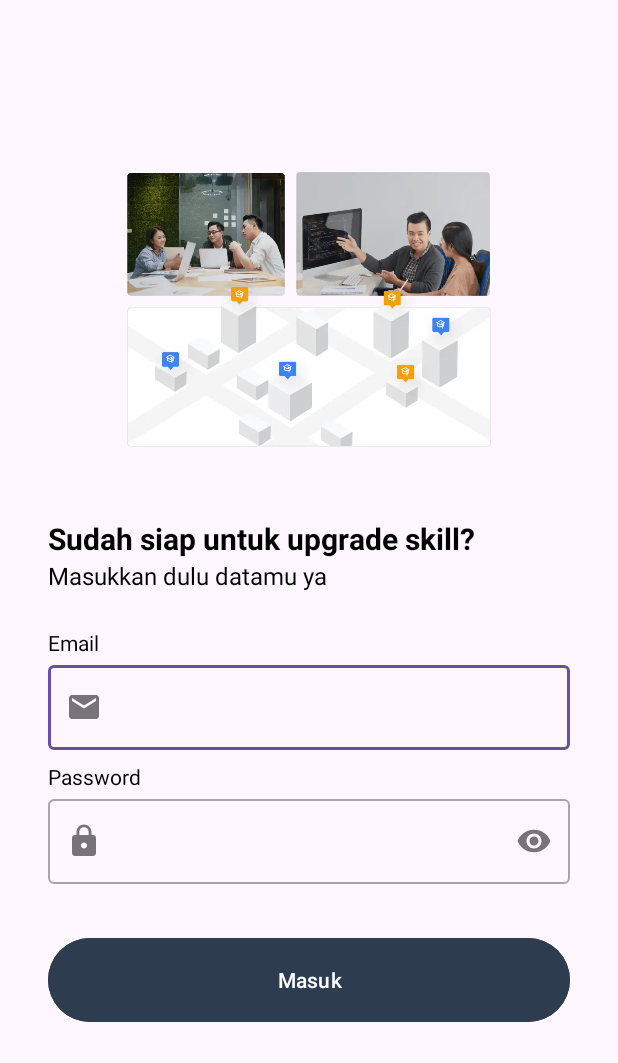
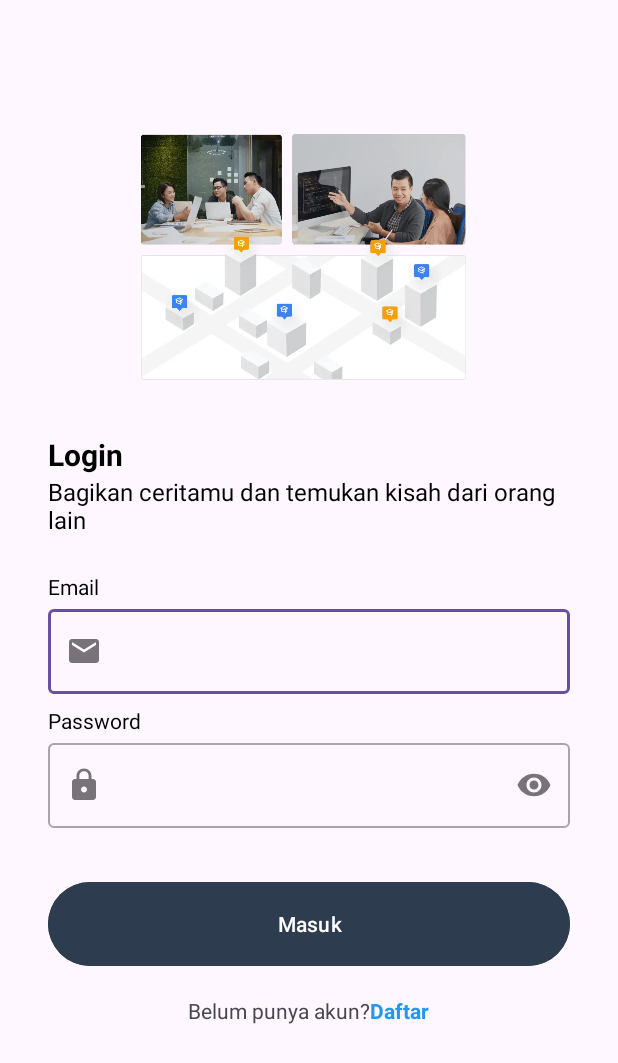
Before and after one commit to asaayuti/story-app, an Android app: the LoginActivity screen opened directly, with no data from a screen before it, on a phone screen of 412 x 824 dp. Shown: the top 1063 px of the screen. Run offline under Robolectric (Android 15) with nearby library versions, the light colour scheme and no system bars.

Commit message:
add button login on register activity and button register on login activity

```diff
--- a/app/src/main/java/com/example/storyapp/view/login/LoginActivity.kt
+++ b/app/src/main/java/com/example/storyapp/view/login/LoginActivity.kt
@@ -1,5 +1,6 @@
 package com.example.storyapp.view.login
 
+import android.animation.ObjectAnimator
 import android.content.Intent
 import android.os.Bundle
 import android.view.View
@@ -11,6 +12,7 @@ import com.example.storyapp.data.api.response.LoginResult
 import com.example.storyapp.databinding.ActivityLoginBinding
 import com.example.storyapp.utils.ViewModelFactory
 import com.example.storyapp.view.main.MainActivity
+import com.example.storyapp.view.signup.SignupActivity
 
 class LoginActivity : AppCompatActivity() {
     private val viewModel by viewModels<LoginViewModel> {
@@ -26,6 +28,16 @@ class LoginActivity : AppCompatActivity() {
         supportActionBar?.hide()
 
         setupAction()
+        playAnimation()
+    }
+
+    private fun playAnimation() {
+        ObjectAnimator.ofFloat(binding.imageView, View.TRANSLATION_X, -30f, 30f).apply {
+            duration = 6000
+            repeatCount = ObjectAnimator.INFINITE
+            repeatMode = ObjectAnimator.REVERSE
+        }.start()
+
     }
 
     private fun setupAction() {
@@ -73,6 +85,12 @@ class LoginActivity : AppCompatActivity() {
                 }
             }
         }
+
+        binding.tvRegister.setOnClickListener {
+            startActivity(Intent(this, SignupActivity::class.java))
+            finish()
+        }
+
     }
 
     private fun showLoading(isLoading: Boolean) {
--- a/app/src/main/res/layout/activity_login.xml
+++ b/app/src/main/res/layout/activity_login.xml
@@ -1,10 +1,14 @@
 <?xml version="1.0" encoding="utf-8"?>
-<androidx.constraintlayout.widget.ConstraintLayout xmlns:android="http://schemas.android.com/apk/res/android"
+<ScrollView xmlns:android="http://schemas.android.com/apk/res/android"
     xmlns:app="http://schemas.android.com/apk/res-auto"
     xmlns:tools="http://schemas.android.com/tools"
     android:layout_width="match_parent"
     android:layout_height="match_parent"
     tools:context=".view.login.LoginActivity">
+
+    <androidx.constraintlayout.widget.ConstraintLayout
+        android:layout_width="match_parent"
+        android:layout_height="wrap_content">
 
         <com.google.android.material.progressindicator.LinearProgressIndicator
             android:id="@+id/progressIndicator"
@@ -87,8 +91,7 @@
                 android:layout_height="wrap_content"
                 android:autofillHints="emailAddress"
                 android:ems="10"
-            android:inputType="textEmailAddress"
-            tools:ignore="SpeakableTextPresentCheck" />
+                android:inputType="textEmailAddress" />
         </com.google.android.material.textfield.TextInputLayout>
 
         <TextView
@@ -138,6 +141,30 @@
             app:layout_constraintStart_toStartOf="parent"
             app:layout_constraintTop_toBottomOf="@+id/passwordEditTextLayout" />
 
+        <LinearLayout
+            android:layout_width="match_parent"
+            android:layout_height="wrap_content"
+            android:layout_marginTop="16dp"
+            android:gravity="center"
+            android:orientation="horizontal"
+            app:layout_constraintTop_toBottomOf="@+id/loginButton">
+
+            <TextView
+                android:layout_width="wrap_content"
+                android:layout_height="wrap_content"
+                android:text="@string/belum_punya_akun" />
+
+            <TextView
+                android:id="@+id/tvRegister"
+                android:layout_width="wrap_content"
+                android:layout_height="match_parent"
+                android:clickable="true"
+                android:focusable="true"
+                android:text="@string/daftar"
+                android:textColor="#2196F3"
+                android:textStyle="bold" />
+        </LinearLayout>
+
         <androidx.constraintlayout.widget.Guideline
             android:id="@+id/guidelineHorizontal"
             android:layout_width="wrap_content"
@@ -155,5 +182,7 @@
             app:layout_constraintEnd_toEndOf="parent"
             app:layout_constraintGuide_percent="0.1"
             app:layout_constraintStart_toStartOf="parent" />
+    </androidx.constraintlayout.widget.ConstraintLayout>
 
-</androidx.constraintlayout.widget.ConstraintLayout>
+
+</ScrollView>
--- a/app/src/main/res/values/strings.xml
+++ b/app/src/main/res/values/strings.xml
@@ -7,8 +7,8 @@
     <string name="title_signup_page">Lengkapi data dirimu di bawah ini ya</string>
     <string name="email">Email</string>
     <string name="password">Password</string>
-    <string name="message_login_page">Masukkan dulu datamu ya</string>
-    <string name="title_login_page">Sudah siap untuk upgrade skill?</string>
+    <string name="title_login_page">Login</string>
+    <string name="message_login_page">Bagikan ceritamu dan temukan kisah dari orang lain</string>
     <string name="name">Nama</string>
     <string name="greeting">Halo %1$s,</string>
     <string name="logout">Keluar</string>
@@ -29,4 +29,8 @@
     <string name="start_point">Start Point</string>
     <string name="start_running">Start Running</string>
     <string name="stop_running">Stop Running</string>
+    <string name="belum_punya_akun">Belum punya akun?</string>
+    <string name="daftar">Daftar</string>
+    <string name="masuk">Masuk</string>
+    <string name="sudah_punya_akun">Sudah punya akun?</string>
 </resources>
```
Also changed, not shown: app/src/main/java/com/example/storyapp/view/signup/SignupActivity.kt (+7 -2 lines), app/src/main/res/layout/activity_signup.xml (+31 -2 lines), app/src/main/res/drawable/image_dicoding.webp (deleted). Lines whose indentation alone changed are shown as unchanged.
